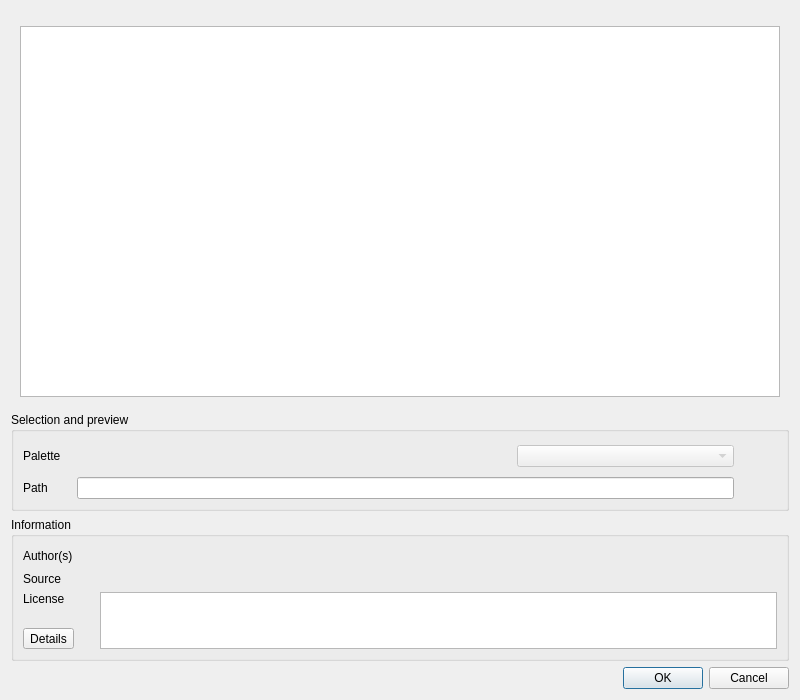
Before: the Qt Designer form src/ui/qgscptcitycolorrampv2dialogbase.ui in carsmie/QGIS, drawn with Qt 5.
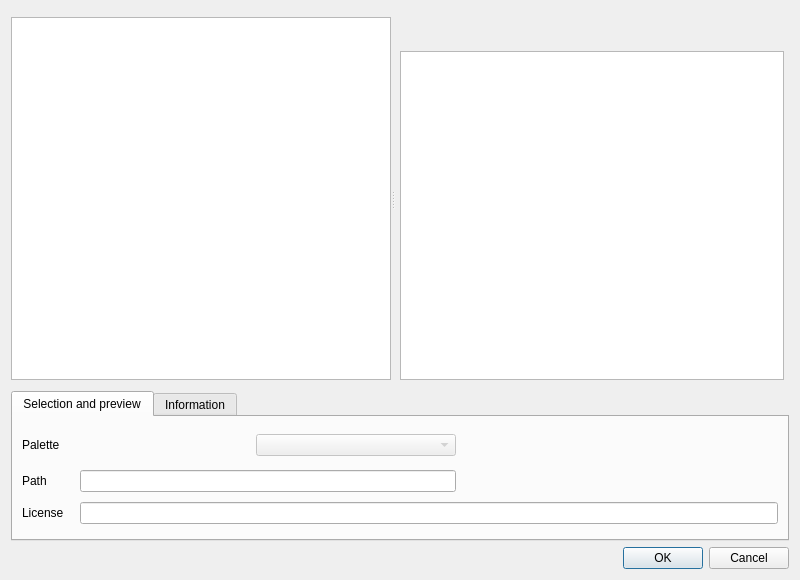
After: the same form once the commit is applied.

Patch:
```diff
--- a/src/ui/qgscptcitycolorrampv2dialogbase.ui
+++ b/src/ui/qgscptcitycolorrampv2dialogbase.ui
@@ -7,7 +7,7 @@
     <x>0</x>
     <y>0</y>
     <width>800</width>
-    <height>700</height>
+    <height>580</height>
    </rect>
   </property>
   <property name="sizePolicy">
@@ -19,7 +19,7 @@
   <property name="windowTitle">
    <string>cpt-city color ramp</string>
   </property>
-  <layout class="QVBoxLayout">
+  <layout class="QVBoxLayout" name="verticalLayout_4">
    <property name="sizeConstraint">
     <enum>QLayout::SetMinimumSize</enum>
    </property>
@@ -27,43 +27,224 @@
     <widget class="QTabBar" name="tabBar" native="true"/>
    </item>
    <item>
-    <widget class="QStackedWidget" name="stackedWidget">
+    <widget class="QStackedWidget" name="mStackedWidget">
+     <property name="frameShape">
+      <enum>QFrame::NoFrame</enum>
+     </property>
      <property name="currentIndex">
       <number>0</number>
      </property>
      <widget class="QWidget" name="page_1">
       <layout class="QVBoxLayout" name="verticalLayout_3">
+       <property name="margin">
+        <number>0</number>
+       </property>
        <item>
-        <widget class="QTreeView" name="mBrowserView"/>
+        <layout class="QVBoxLayout" name="verticalLayout_5">
+         <item>
+          <widget class="QSplitter" name="mSplitter">
+           <property name="sizePolicy">
+            <sizepolicy hsizetype="Expanding" vsizetype="Expanding">
+             <horstretch>0</horstretch>
+             <verstretch>0</verstretch>
+            </sizepolicy>
+           </property>
+           <property name="orientation">
+            <enum>Qt::Horizontal</enum>
+           </property>
+           <property name="childrenCollapsible">
+            <bool>false</bool>
+           </property>
+           <widget class="QTreeView" name="mTreeView">
+            <property name="sizePolicy">
+             <sizepolicy hsizetype="Expanding" vsizetype="Expanding">
+              <horstretch>0</horstretch>
+              <verstretch>0</verstretch>
+             </sizepolicy>
+            </property>
+           </widget>
+           <widget class="QWidget" name="widget" native="true">
+            <property name="sizePolicy">
+             <sizepolicy hsizetype="Preferred" vsizetype="Expanding">
+              <horstretch>0</horstretch>
+              <verstretch>0</verstretch>
+             </sizepolicy>
+            </property>
+            <layout class="QGridLayout" name="gridLayout_3">
+             <property name="leftMargin">
+              <number>5</number>
+             </property>
+             <property name="topMargin">
+              <number>0</number>
+             </property>
+             <property name="rightMargin">
+              <number>5</number>
+             </property>
+             <property name="bottomMargin">
+              <number>0</number>
+             </property>
+             <item row="2" column="0">
+              <widget class="QListWidget" name="mListWidget">
+               <property name="sizePolicy">
+                <sizepolicy hsizetype="Expanding" vsizetype="Expanding">
+                 <horstretch>0</horstretch>
+                 <verstretch>0</verstretch>
+                </sizepolicy>
+               </property>
+               <property name="dragDropMode">
+                <enum>QAbstractItemView::NoDragDrop</enum>
+               </property>
+               <property name="iconSize">
+                <size>
+                 <width>75</width>
+                 <height>50</height>
+                </size>
+               </property>
+               <property name="textElideMode">
+                <enum>Qt::ElideRight</enum>
+               </property>
+               <property name="movement">
+                <enum>QListView::Static</enum>
+               </property>
+               <property name="resizeMode">
+                <enum>QListView::Adjust</enum>
+               </property>
+               <property name="spacing">
+                <number>5</number>
+               </property>
+               <property name="gridSize">
+                <size>
+                 <width>100</width>
+                 <height>75</height>
+                </size>
+               </property>
+               <property name="viewMode">
+                <enum>QListView::IconMode</enum>
+               </property>
+               <property name="uniformItemSizes">
+                <bool>false</bool>
+               </property>
+               <property name="wordWrap">
+                <bool>true</bool>
+               </property>
+              </widget>
+             </item>
+             <item row="1" column="0">
+              <widget class="QLabel" name="lblCollectionInfo">
+               <property name="sizePolicy">
+                <sizepolicy hsizetype="Preferred" vsizetype="Preferred">
+                 <horstretch>0</horstretch>
+                 <verstretch>0</verstretch>
+                </sizepolicy>
+               </property>
+               <property name="font">
+                <font>
+                 <pointsize>18</pointsize>
+                 <weight>75</weight>
+                 <bold>true</bold>
+                </font>
+               </property>
+               <property name="text">
+                <string/>
+               </property>
+              </widget>
        </item>
       </layout>
      </widget>
     </widget>
    </item>
    <item>
-    <widget class="QGroupBox" name="groupBox_3">
-     <property name="title">
+          <spacer name="verticalSpacer">
+           <property name="orientation">
+            <enum>Qt::Vertical</enum>
+           </property>
+           <property name="sizeType">
+            <enum>QSizePolicy::Fixed</enum>
+           </property>
+           <property name="sizeHint" stdset="0">
+            <size>
+             <width>20</width>
+             <height>5</height>
+            </size>
+           </property>
+          </spacer>
+         </item>
+         <item>
+          <widget class="QTabWidget" name="tabWidget">
+           <property name="maximumSize">
+            <size>
+             <width>16777215</width>
+             <height>150</height>
+            </size>
+           </property>
+           <property name="currentIndex">
+            <number>0</number>
+           </property>
+           <widget class="QWidget" name="tab">
+            <attribute name="title">
       <string>Selection and preview</string>
-     </property>
+            </attribute>
      <layout class="QGridLayout" name="gridLayout">
-      <item row="0" column="1">
-       <spacer name="horizontalSpacer_6">
-        <property name="orientation">
-         <enum>Qt::Horizontal</enum>
-        </property>
-        <property name="sizeType">
-         <enum>QSizePolicy::Fixed</enum>
-        </property>
-        <property name="sizeHint" stdset="0">
+             <item row="2" column="0">
+              <widget class="QLabel" name="label">
+               <property name="text">
+                <string>License</string>
+               </property>
+              </widget>
+             </item>
+             <item row="0" column="0">
+              <widget class="QLabel" name="label_2">
+               <property name="sizePolicy">
+                <sizepolicy hsizetype="Maximum" vsizetype="Preferred">
+                 <horstretch>0</horstretch>
+                 <verstretch>0</verstretch>
+                </sizepolicy>
+               </property>
+               <property name="text">
+                <string>Palette</string>
+               </property>
+              </widget>
+             </item>
+             <item row="1" column="2">
+              <widget class="QLineEdit" name="lblSchemePath">
+               <property name="sizePolicy">
+                <sizepolicy hsizetype="Expanding" vsizetype="Fixed">
+                 <horstretch>0</horstretch>
+                 <verstretch>0</verstretch>
+                </sizepolicy>
+               </property>
+               <property name="minimumSize">
          <size>
-          <width>10</width>
-          <height>20</height>
-         </size>
-        </property>
-       </spacer>
-      </item>
-      <item row="0" column="6" rowspan="2">
+                 <width>0</width>
+                 <height>0</height>
+                </size>
+               </property>
+               <property name="readOnly">
+                <bool>true</bool>
+               </property>
+              </widget>
+             </item>
+             <item row="1" column="0">
+              <widget class="QLabel" name="label_6">
+               <property name="text">
+                <string>Path</string>
+               </property>
+              </widget>
+             </item>
+             <item row="0" column="4" rowspan="2">
        <widget class="QLabel" name="lblPreview">
+               <property name="sizePolicy">
+                <sizepolicy hsizetype="Preferred" vsizetype="Fixed">
+                 <horstretch>0</horstretch>
+                 <verstretch>0</verstretch>
+                </sizepolicy>
+               </property>
+               <property name="minimumSize">
+                <size>
+                 <width>300</width>
+                 <height>50</height>
+                </size>
+               </property>
         <property name="frameShape">
          <enum>QFrame::NoFrame</enum>
         </property>
@@ -78,8 +259,8 @@
         </property>
        </widget>
       </item>
-      <item row="0" column="7">
-       <spacer name="horizontalSpacer_3">
+             <item row="0" column="1">
+              <spacer name="horizontalSpacer">
         <property name="orientation">
          <enum>Qt::Horizontal</enum>
         </property>
@@ -102,14 +283,14 @@
         <item>
          <widget class="QLabel" name="lblSchemeName">
           <property name="sizePolicy">
-           <sizepolicy hsizetype="MinimumExpanding" vsizetype="Preferred">
+                  <sizepolicy hsizetype="MinimumExpanding" vsizetype="Fixed">
             <horstretch>0</horstretch>
             <verstretch>0</verstretch>
            </sizepolicy>
           </property>
           <property name="minimumSize">
            <size>
-            <width>150</width>
+                   <width>100</width>
             <height>0</height>
            </size>
           </property>
@@ -127,7 +308,7 @@
            <enum>Qt::Horizontal</enum>
           </property>
           <property name="sizeType">
-           <enum>QSizePolicy::MinimumExpanding</enum>
+                  <enum>QSizePolicy::Expanding</enum>
           </property>
           <property name="sizeHint" stdset="0">
            <size>
@@ -150,7 +331,7 @@
           </property>
           <property name="minimumSize">
            <size>
-            <width>175</width>
+                   <width>200</width>
             <height>0</height>
            </size>
           </property>
@@ -161,47 +342,15 @@
         </item>
        </layout>
       </item>
-      <item row="1" column="0">
-       <widget class="QLabel" name="label_6">
-        <property name="text">
-         <string>Path</string>
-        </property>
-       </widget>
-      </item>
-      <item row="1" column="2">
-       <widget class="QLineEdit" name="lblSchemePath">
-        <property name="sizePolicy">
-         <sizepolicy hsizetype="MinimumExpanding" vsizetype="Fixed">
-          <horstretch>0</horstretch>
-          <verstretch>0</verstretch>
-         </sizepolicy>
-        </property>
-        <property name="minimumSize">
-         <size>
-          <width>350</width>
-          <height>0</height>
-         </size>
-        </property>
+             <item row="2" column="2" colspan="3">
+              <widget class="QLineEdit" name="lblLicensePreview">
         <property name="readOnly">
          <bool>true</bool>
         </property>
        </widget>
       </item>
-      <item row="0" column="0">
-       <widget class="QLabel" name="label_2">
-        <property name="sizePolicy">
-         <sizepolicy hsizetype="Maximum" vsizetype="Preferred">
-          <horstretch>0</horstretch>
-          <verstretch>0</verstretch>
-         </sizepolicy>
-        </property>
-        <property name="text">
-         <string>Palette</string>
-        </property>
-       </widget>
-      </item>
-      <item row="0" column="5">
-       <spacer name="horizontalSpacer">
+             <item row="0" column="3">
+              <spacer name="horizontalSpacer_3">
         <property name="orientation">
          <enum>Qt::Horizontal</enum>
         </property>
@@ -210,7 +359,7 @@
         </property>
         <property name="sizeHint" stdset="0">
          <size>
-          <width>20</width>
+                 <width>10</width>
           <height>20</height>
          </size>
         </property>
@@ -218,65 +367,12 @@
       </item>
      </layout>
     </widget>
-   </item>
-   <item>
-    <widget class="QGroupBox" name="groupBox_2">
-     <property name="title">
+           <widget class="QWidget" name="tab_2">
+            <attribute name="title">
       <string>Information</string>
-     </property>
-     <layout class="QVBoxLayout" name="verticalLayout_2">
-      <item>
-       <layout class="QGridLayout" name="_2">
-        <item row="3" column="0">
-         <widget class="QLabel" name="label_5">
-          <property name="text">
-           <string>License</string>
-          </property>
-          <property name="alignment">
-           <set>Qt::AlignLeading|Qt::AlignLeft|Qt::AlignVCenter</set>
-          </property>
-         </widget>
-        </item>
-        <item row="4" column="0">
-         <spacer name="horizontalSpacer_4">
-          <property name="orientation">
-           <enum>Qt::Horizontal</enum>
-          </property>
-          <property name="sizeType">
-           <enum>QSizePolicy::Fixed</enum>
-          </property>
-          <property name="sizeHint" stdset="0">
-           <size>
-            <width>10</width>
-            <height>10</height>
-           </size>
-          </property>
-         </spacer>
-        </item>
-        <item row="2" column="0">
-         <widget class="QLabel" name="label_3">
-          <property name="text">
-           <string>Source</string>
-          </property>
-         </widget>
-        </item>
-        <item row="1" column="1">
-         <spacer name="horizontalSpacer_5">
-          <property name="orientation">
-           <enum>Qt::Horizontal</enum>
-          </property>
-          <property name="sizeType">
-           <enum>QSizePolicy::Fixed</enum>
-          </property>
-          <property name="sizeHint" stdset="0">
-           <size>
-            <width>20</width>
-            <height>20</height>
-           </size>
-          </property>
-         </spacer>
-        </item>
-        <item row="1" column="0">
+            </attribute>
+            <layout class="QGridLayout" name="gridLayout_6">
+             <item row="0" column="0">
          <widget class="QLabel" name="label_4">
           <property name="sizePolicy">
            <sizepolicy hsizetype="Maximum" vsizetype="Preferred">
@@ -289,7 +385,23 @@
           </property>
          </widget>
         </item>
-        <item row="1" column="2">
+             <item row="0" column="1">
+              <spacer name="horizontalSpacer_5">
+               <property name="orientation">
+                <enum>Qt::Horizontal</enum>
+               </property>
+               <property name="sizeType">
+                <enum>QSizePolicy::Fixed</enum>
+               </property>
+               <property name="sizeHint" stdset="0">
+                <size>
+                 <width>20</width>
+                 <height>20</height>
+                </size>
+               </property>
+              </spacer>
+             </item>
+             <item row="0" column="2">
          <widget class="QLabel" name="lblAuthorName">
           <property name="text">
            <string/>
@@ -299,7 +411,14 @@
           </property>
          </widget>
         </item>
-        <item row="2" column="2">
+             <item row="1" column="0">
+              <widget class="QLabel" name="label_3">
+               <property name="text">
+                <string>Source</string>
+               </property>
+              </widget>
+             </item>
+             <item row="1" column="2">
          <widget class="QLabel" name="lblSrcLink">
           <property name="text">
            <string/>
@@ -309,14 +428,14 @@
           </property>
          </widget>
         </item>
-        <item row="5" column="0">
-         <widget class="QToolButton" name="pbtnLicenseDetails">
+             <item row="2" column="0">
+              <widget class="QLabel" name="label_5">
           <property name="text">
            <string>Details</string>
           </property>
          </widget>
         </item>
-        <item row="3" column="2" rowspan="3">
+             <item row="2" column="2" rowspan="2">
          <widget class="QTextEdit" name="lblLicenseName">
           <property name="sizePolicy">
            <sizepolicy hsizetype="Expanding" vsizetype="Ignored">
@@ -332,9 +451,36 @@
           </property>
          </widget>
         </item>
-       </layout>
-      </item>
-     </layout>
+             <item row="3" column="0">
+              <widget class="QToolButton" name="pbtnLicenseDetails">
+               <property name="text">
+                <string>Details</string>
+               </property>
+              </widget>
+             </item>
+            </layout>
+            <zorder>lblSrcLink</zorder>
+            <zorder>label_4</zorder>
+            <zorder>label_5</zorder>
+            <zorder>lblLicenseName</zorder>
+            <zorder>lblAuthorName</zorder>
+            <zorder>pbtnLicenseDetails</zorder>
+            <zorder>horizontalSpacer_5</zorder>
+            <zorder>label_3</zorder>
+           </widget>
+          </widget>
+         </item>
+        </layout>
+       </item>
+      </layout>
+     </widget>
+     <widget class="QWidget" name="page_2">
+      <layout class="QGridLayout" name="gridLayout_2">
+       <item row="0" column="0">
+        <widget class="QTreeView" name="mBrowserView"/>
+       </item>
+      </layout>
+     </widget>
     </widget>
    </item>
    <item>
```
Left out of the diff: 7 changed lines with no effect on the pictures. Lines whose indentation alone changed are shown as unchanged.
